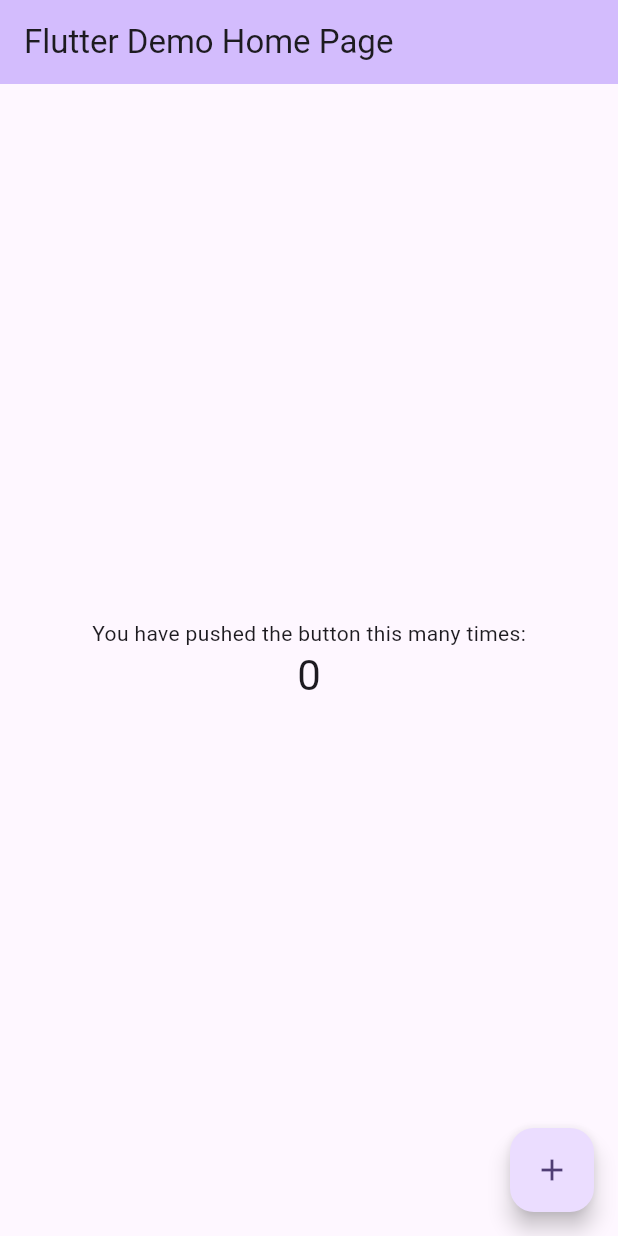
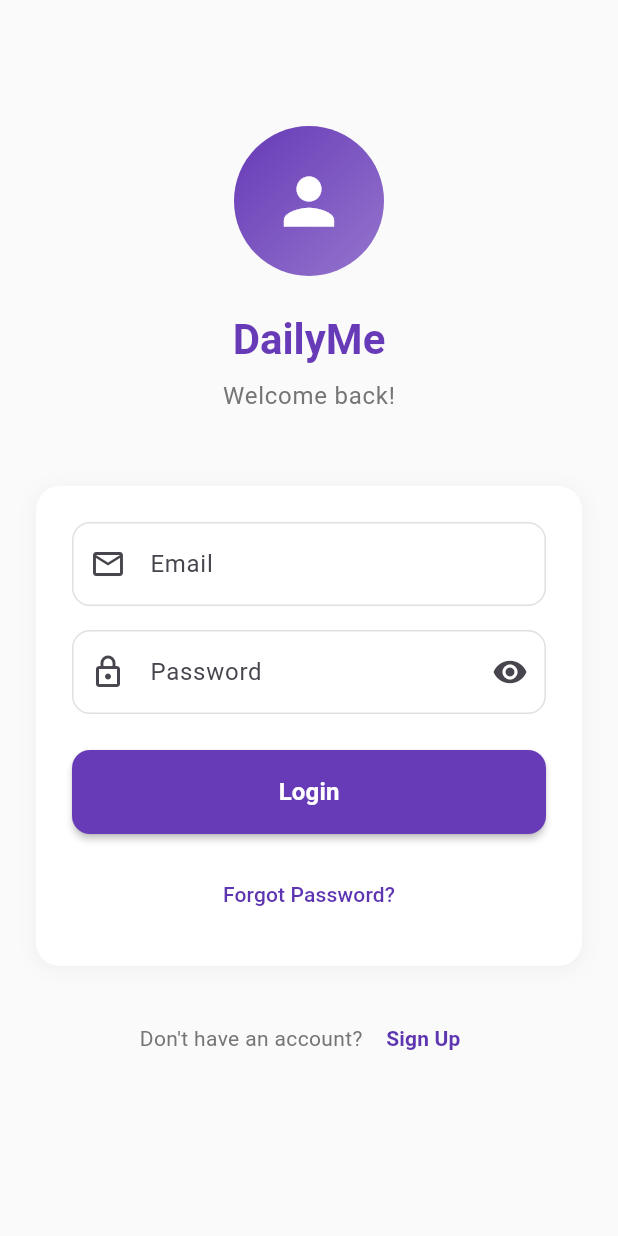
Before and after one commit to medvedenko96/dailyme, a Flutter app: the screen it shows after launch, on a phone screen of 412 x 824 dp. Run offline on Flutter 3.47's test engine with Material 3 defaults, Android fonts, the phone set to English and light mode, and no system bars.

Commit message:
auth page

```diff
--- a/lib/main.dart
+++ b/lib/main.dart
@@ -1,4 +1,5 @@
 import 'package:flutter/material.dart';
+import 'pages/auth_page.dart';
 
 void main() {
   runApp(const MyApp());
@@ -7,116 +8,16 @@ void main() {
 class MyApp extends StatelessWidget {
   const MyApp({super.key});
 
-  // This widget is the root of your application.
   @override
   Widget build(BuildContext context) {
     return MaterialApp(
-      title: 'Flutter Demo',
+      title: 'DailyMe',
       theme: ThemeData(
-        // This is the theme of your application.
-        //
-        // TRY THIS: Try running your application with "flutter run". You'll see
-        // the application has a purple toolbar. Then, without quitting the app,
-        // try changing the seedColor in the colorScheme below to Colors.green
-        // and then invoke "hot reload" (save your changes or press the "hot
-        // reload" button in a Flutter-supported IDE, or press "r" if you used
-        // the command line to start the app).
-        //
-        // Notice that the counter didn't reset back to zero; the application
-        // state is not lost during the reload. To reset the state, use hot
-        // restart instead.
-        //
-        // This works for code too, not just values: Most code changes can be
-        // tested with just a hot reload.
         colorScheme: ColorScheme.fromSeed(seedColor: Colors.deepPurple),
+        useMaterial3: true,
       ),
-      home: const MyHomePage(title: 'Flutter Demo Home Page'),
+      home: const AuthPage(),
+      debugShowCheckedModeBanner: false,
     );
   }
 }
-
-class MyHomePage extends StatefulWidget {
-  const MyHomePage({super.key, required this.title});
-
-  // This widget is the home page of your application. It is stateful, meaning
-  // that it has a State object (defined below) that contains fields that affect
-  // how it looks.
-
-  // This class is the configuration for the state. It holds the values (in this
-  // case the title) provided by the parent (in this case the App widget) and
-  // used by the build method of the State. Fields in a Widget subclass are
-  // always marked "final".
-
-  final String title;
-
-  @override
-  State<MyHomePage> createState() => _MyHomePageState();
-}
-
-class _MyHomePageState extends State<MyHomePage> {
-  int _counter = 0;
-
-  void _incrementCounter() {
-    setState(() {
-      // This call to setState tells the Flutter framework that something has
-      // changed in this State, which causes it to rerun the build method below
-      // so that the display can reflect the updated values. If we changed
-      // _counter without calling setState(), then the build method would not be
-      // called again, and so nothing would appear to happen.
-      _counter++;
-    });
-  }
-
-  @override
-  Widget build(BuildContext context) {
-    // This method is rerun every time setState is called, for instance as done
-    // by the _incrementCounter method above.
-    //
-    // The Flutter framework has been optimized to make rerunning build methods
-    // fast, so that you can just rebuild anything that needs updating rather
-    // than having to individually change instances of widgets.
-    return Scaffold(
-      appBar: AppBar(
-        // TRY THIS: Try changing the color here to a specific color (to
-        // Colors.amber, perhaps?) and trigger a hot reload to see the AppBar
-        // change color while the other colors stay the same.
-        backgroundColor: Theme.of(context).colorScheme.inversePrimary,
-        // Here we take the value from the MyHomePage object that was created by
-        // the App.build method, and use it to set our appbar title.
-        title: Text(widget.title),
-      ),
-      body: Center(
-        // Center is a layout widget. It takes a single child and positions it
-        // in the middle of the parent.
-        child: Column(
-          // Column is also a layout widget. It takes a list of children and
-          // arranges them vertically. By default, it sizes itself to fit its
-          // children horizontally, and tries to be as tall as its parent.
-          //
-          // Column has various properties to control how it sizes itself and
-          // how it positions its children. Here we use mainAxisAlignment to
-          // center the children vertically; the main axis here is the vertical
-          // axis because Columns are vertical (the cross axis would be
-          // horizontal).
-          //
-          // TRY THIS: Invoke "debug painting" (choose the "Toggle Debug Paint"
-          // action in the IDE, or press "p" in the console), to see the
-          // wireframe for each widget.
-          mainAxisAlignment: MainAxisAlignment.center,
-          children: <Widget>[
-            const Text('You have pushed the button this many times:'),
-            Text(
-              '$_counter',
-              style: Theme.of(context).textTheme.headlineMedium,
-            ),
-          ],
-        ),
-      ),
-      floatingActionButton: FloatingActionButton(
-        onPressed: _incrementCounter,
-        tooltip: 'Increment',
-        child: const Icon(Icons.add),
-      ), // This trailing comma makes auto-formatting nicer for build methods.
-    );
-  }
-}
--- /dev/null
+++ b/lib/pages/auth_page.dart
@@ -0,0 +1,439 @@
+import 'package:flutter/material.dart';
+import '../services/auth_service.dart';
+import 'home_page.dart';
+
+class AuthPage extends StatefulWidget {
+  const AuthPage({super.key});
+
+  @override
+  State<AuthPage> createState() => _AuthPageState();
+}
+
+class _AuthPageState extends State<AuthPage> {
+  final _formKey = GlobalKey<FormState>();
+  final _emailController = TextEditingController();
+  final _passwordController = TextEditingController();
+  final _confirmPasswordController = TextEditingController();
+
+  bool _isLogin = true;
+  bool _isLoading = false;
+  bool _obscurePassword = true;
+  bool _obscureConfirmPassword = true;
+
+  @override
+  void dispose() {
+    _emailController.dispose();
+    _passwordController.dispose();
+    _confirmPasswordController.dispose();
+    super.dispose();
+  }
+
+  void _toggleAuthMode() {
+    setState(() {
+      _isLogin = !_isLogin;
+    });
+  }
+
+  void _togglePasswordVisibility() {
+    setState(() {
+      _obscurePassword = !_obscurePassword;
+    });
+  }
+
+  void _toggleConfirmPasswordVisibility() {
+    setState(() {
+      _obscureConfirmPassword = !_obscureConfirmPassword;
+    });
+  }
+
+  Future<void> _submitForm() async {
+    if (!_formKey.currentState!.validate()) {
+      return;
+    }
+
+    setState(() {
+      _isLoading = true;
+    });
+
+    try {
+      final authService = AuthService();
+      bool success;
+
+      if (_isLogin) {
+        success = await authService.login(_emailController.text, _passwordController.text);
+      } else {
+        success = await authService.signUp(_emailController.text, _passwordController.text);
+      }
+
+      if (mounted && success) {
+        ScaffoldMessenger.of(context).showSnackBar(
+          SnackBar(
+            content: Text(_isLogin ? 'Login successful!' : 'Account created successfully!'),
+            backgroundColor: Colors.green,
+          ),
+        );
+
+        // Navigate to home page
+        Navigator.of(context).pushReplacement(
+          MaterialPageRoute(builder: (context) => const HomePage()),
+        );
+      }
+    } catch (error) {
+      if (mounted) {
+        ScaffoldMessenger.of(context).showSnackBar(
+          SnackBar(
+            content: Text(error.toString()),
+            backgroundColor: Colors.red,
+          ),
+        );
+      }
+    } finally {
+      if (mounted) {
+        setState(() {
+          _isLoading = false;
+        });
+      }
+    }
+  }
+
+  String? _validateEmail(String? value) {
+    if (value == null || value.isEmpty) {
+      return 'Please enter your email';
+    }
+    if (!RegExp(r'^[\w-\.]+@([\w-]+\.)+[\w-]{2,4}$').hasMatch(value)) {
+      return 'Please enter a valid email address';
+    }
+    return null;
+  }
+
+  String? _validatePassword(String? value) {
+    if (value == null || value.isEmpty) {
+      return 'Please enter your password';
+    }
+    if (value.length < 6) {
+      return 'Password must be at least 6 characters long';
+    }
+    return null;
+  }
+
+  String? _validateConfirmPassword(String? value) {
+    if (!_isLogin) {
+      if (value == null || value.isEmpty) {
+        return 'Please confirm your password';
+      }
+      if (value != _passwordController.text) {
+        return 'Passwords do not match';
+      }
+    }
+    return null;
+  }
+
+  void _showForgotPasswordDialog() {
+    final emailController = TextEditingController();
+
+    showDialog(
+      context: context,
+      builder: (BuildContext context) {
+        return AlertDialog(
+          title: const Text('Reset Password'),
+          content: Column(
+            mainAxisSize: MainAxisSize.min,
+            children: [
+              const Text('Enter your email address to receive a password reset link.'),
+              const SizedBox(height: 16),
+              TextField(
+                controller: emailController,
+                keyboardType: TextInputType.emailAddress,
+                decoration: InputDecoration(
+                  labelText: 'Email',
+                  border: OutlineInputBorder(
+                    borderRadius: BorderRadius.circular(8),
+                  ),
+                ),
+              ),
+            ],
+          ),
+          actions: [
+            TextButton(
+              onPressed: () {
+                Navigator.of(context).pop();
+              },
+              child: const Text('Cancel'),
+            ),
+            ElevatedButton(
+              onPressed: () async {
+                if (emailController.text.isNotEmpty) {
+                  try {
+                    final authService = AuthService();
+                    await authService.forgotPassword(emailController.text);
+
+                    if (mounted) {
+                      Navigator.of(context).pop();
+                      ScaffoldMessenger.of(context).showSnackBar(
+                        const SnackBar(
+                          content: Text('Password reset link sent to your email!'),
+                          backgroundColor: Colors.green,
+                        ),
+                      );
+                    }
+                  } catch (error) {
+                    if (mounted) {
+                      ScaffoldMessenger.of(context).showSnackBar(
+                        SnackBar(
+                          content: Text(error.toString()),
+                          backgroundColor: Colors.red,
+                        ),
+                      );
+                    }
+                  }
+                } else {
+                  ScaffoldMessenger.of(context).showSnackBar(
+                    const SnackBar(
+                      content: Text('Please enter your email address'),
+                      backgroundColor: Colors.orange,
+                    ),
+                  );
+                }
+              },
+              child: const Text('Send Reset Link'),
+            ),
+          ],
+        );
+      },
+    );
+  }
+
+  @override
+  Widget build(BuildContext context) {
+    return Scaffold(
+      backgroundColor: Colors.grey[50],
+      body: SafeArea(
+        child: SingleChildScrollView(
+          padding: const EdgeInsets.all(24.0),
+          child: Column(
+            children: [
+              const SizedBox(height: 60),
+
+              // Logo or App Title
+              Container(
+                width: 100,
+                height: 100,
+                decoration: BoxDecoration(
+                  gradient: LinearGradient(
+                    colors: [Colors.deepPurple, Colors.deepPurple.shade300],
+                    begin: Alignment.topLeft,
+                    end: Alignment.bottomRight,
+                  ),
+                  shape: BoxShape.circle,
+                ),
+                child: const Icon(
+                  Icons.person,
+                  size: 50,
+                  color: Colors.white,
+                ),
+              ),
+
+              const SizedBox(height: 24),
+
+              Text(
+                'DailyMe',
+                style: Theme.of(context).textTheme.headlineMedium?.copyWith(
+                  fontWeight: FontWeight.bold,
+                  color: Colors.deepPurple,
+                ),
+              ),
+
+              const SizedBox(height: 8),
+
+              Text(
+                _isLogin ? 'Welcome back!' : 'Create your account',
+                style: Theme.of(context).textTheme.bodyLarge?.copyWith(
+                  color: Colors.grey[600],
+                ),
+              ),
+
+              const SizedBox(height: 48),
+
+              // Auth Form
+              Container(
+                padding: const EdgeInsets.all(24),
+                decoration: BoxDecoration(
+                  color: Colors.white,
+                  borderRadius: BorderRadius.circular(16),
+                  boxShadow: [
+                    BoxShadow(
+                      color: Colors.grey.withOpacity(0.1),
+                      spreadRadius: 1,
+                      blurRadius: 10,
+                      offset: const Offset(0, 2),
+                    ),
+                  ],
+                ),
+                child: Form(
+                  key: _formKey,
+                  child: Column(
+                    crossAxisAlignment: CrossAxisAlignment.stretch,
+                    children: [
+                      // Email Field
+                      TextFormField(
+                        controller: _emailController,
+                        keyboardType: TextInputType.emailAddress,
+                        validator: _validateEmail,
+                        decoration: InputDecoration(
+                          labelText: 'Email',
+                          prefixIcon: const Icon(Icons.email_outlined),
+                          border: OutlineInputBorder(
+                            borderRadius: BorderRadius.circular(12),
+                          ),
+                          enabledBorder: OutlineInputBorder(
+                            borderRadius: BorderRadius.circular(12),
+                            borderSide: BorderSide(color: Colors.grey.shade300),
+                          ),
+                          focusedBorder: OutlineInputBorder(
+                            borderRadius: BorderRadius.circular(12),
+                            borderSide: const BorderSide(color: Colors.deepPurple),
+                          ),
+                        ),
+                      ),
+
+                      const SizedBox(height: 16),
+
+                      // Password Field
+                      TextFormField(
+                        controller: _passwordController,
+                        obscureText: _obscurePassword,
+                        validator: _validatePassword,
+                        decoration: InputDecoration(
+                          labelText: 'Password',
+                          prefixIcon: const Icon(Icons.lock_outlined),
+                          suffixIcon: IconButton(
+                            icon: Icon(
+                              _obscurePassword ? Icons.visibility : Icons.visibility_off,
+                            ),
+                            onPressed: _togglePasswordVisibility,
+                          ),
+                          border: OutlineInputBorder(
+                            borderRadius: BorderRadius.circular(12),
+                          ),
+                          enabledBorder: OutlineInputBorder(
+                            borderRadius: BorderRadius.circular(12),
+                            borderSide: BorderSide(color: Colors.grey.shade300),
+                          ),
+                          focusedBorder: OutlineInputBorder(
+                            borderRadius: BorderRadius.circular(12),
+                            borderSide: const BorderSide(color: Colors.deepPurple),
+                          ),
+                        ),
+                      ),
+
+                      // Confirm Password Field (only for signup)
+                      if (!_isLogin) ...[
+                        const SizedBox(height: 16),
+                        TextFormField(
+                          controller: _confirmPasswordController,
+                          obscureText: _obscureConfirmPassword,
+                          validator: _validateConfirmPassword,
+                          decoration: InputDecoration(
+                            labelText: 'Confirm Password',
+                            prefixIcon: const Icon(Icons.lock_outlined),
+                            suffixIcon: IconButton(
+                              icon: Icon(
+                                _obscureConfirmPassword ? Icons.visibility : Icons.visibility_off,
+                              ),
+                              onPressed: _toggleConfirmPasswordVisibility,
+                            ),
+                            border: OutlineInputBorder(
+                              borderRadius: BorderRadius.circular(12),
+                            ),
+                            enabledBorder: OutlineInputBorder(
+                              borderRadius: BorderRadius.circular(12),
+                              borderSide: BorderSide(color: Colors.grey.shade300),
+                            ),
+                            focusedBorder: OutlineInputBorder(
+                              borderRadius: BorderRadius.circular(12),
+                              borderSide: const BorderSide(color: Colors.deepPurple),
+                            ),
+                          ),
+                        ),
+                      ],
+
+                      const SizedBox(height: 24),
+
+                      // Submit Button
+                      SizedBox(
+                        height: 56,
+                        child: ElevatedButton(
+                          onPressed: _isLoading ? null : _submitForm,
+                          style: ElevatedButton.styleFrom(
+                            backgroundColor: Colors.deepPurple,
+                            foregroundColor: Colors.white,
+                            shape: RoundedRectangleBorder(
+                              borderRadius: BorderRadius.circular(12),
+                            ),
+                            elevation: 2,
+                          ),
+                          child: _isLoading
+                              ? const SizedBox(
+                                  height: 20,
+                                  width: 20,
+                                  child: CircularProgressIndicator(
+                                    strokeWidth: 2,
+                                    valueColor: AlwaysStoppedAnimation<Color>(Colors.white),
+                                  ),
+                                )
+                              : Text(
+                                  _isLogin ? 'Login' : 'Sign Up',
+                                  style: const TextStyle(
+                                    fontSize: 16,
+                                    fontWeight: FontWeight.w600,
+                                  ),
+                                ),
+                        ),
+                      ),
+
+                      if (_isLogin) ...[
+                        const SizedBox(height: 16),
+                        TextButton(
+                          onPressed: () {
+                            _showForgotPasswordDialog();
+                          },
+                          child: Text(
+                            'Forgot Password?',
+                            style: TextStyle(color: Colors.deepPurple.shade600),
+                          ),
+                        ),
+                      ],
+                    ],
+                  ),
+                ),
+              ),
+
+              const SizedBox(height: 24),
+
+              // Toggle Auth Mode
+              Row(
+                mainAxisAlignment: MainAxisAlignment.center,
+                children: [
+                  Text(
+                    _isLogin ? "Don't have an account? " : "Already have an account? ",
+                    style: TextStyle(color: Colors.grey[600]),
+                  ),
+                  TextButton(
+                    onPressed: _toggleAuthMode,
+                    child: Text(
+                      _isLogin ? 'Sign Up' : 'Login',
+                      style: TextStyle(
+                        color: Colors.deepPurple.shade600,
+                        fontWeight: FontWeight.w600,
+                      ),
+                    ),
+                  ),
+                ],
+              ),
+            ],
+          ),
+        ),
+      ),
+    );
+  }
+}
--- /dev/null
+++ b/lib/services/auth_service.dart
@@ -0,0 +1,62 @@
+class AuthService {
+  static final AuthService _instance = AuthService._internal();
+  factory AuthService() => _instance;
+  AuthService._internal();
+
+  bool _isAuthenticated = false;
+  String? _currentUserEmail;
+
+  bool get isAuthenticated => _isAuthenticated;
+  String? get currentUserEmail => _currentUserEmail;
+
+  Future<bool> login(String email, String password) async {
+    try {
+      // Simulate API call delay
+      await Future.delayed(const Duration(seconds: 2));
+
+      // Simple validation - in a real app, this would be an API call
+      if (email.isNotEmpty && password.length >= 6) {
+        _isAuthenticated = true;
+        _currentUserEmail = email;
+        return true;
+      }
+
+      throw Exception('Invalid credentials');
+    } catch (e) {
+      throw Exception('Login failed: ${e.toString()}');
+    }
+  }
+
+  Future<bool> signUp(String email, String password) async {
+    try {
+      // Simulate API call delay
+      await Future.delayed(const Duration(seconds: 2));
+
+      // Simple validation - in a real app, this would be an API call
+      if (email.isNotEmpty && password.length >= 6) {
+        _isAuthenticated = true;
+        _currentUserEmail = email;
+        return true;
+      }
+
+      throw Exception('Invalid user data');
+    } catch (e) {
+      throw Exception('Sign up failed: ${e.toString()}');
+    }
+  }
+
+  void logout() {
+    _isAuthenticated = false;
+    _currentUserEmail = null;
+  }
+
+  Future<void> forgotPassword(String email) async {
+    // Simulate API call delay
+    await Future.delayed(const Duration(seconds: 1));
+
+    // In a real app, this would send a password reset email
+    if (email.isEmpty) {
+      throw Exception('Please enter a valid email address');
+    }
+  }
+}
```
Also changed, not shown: lib/pages/home_page.dart (added, +94 -0 lines), pubspec.lock.
